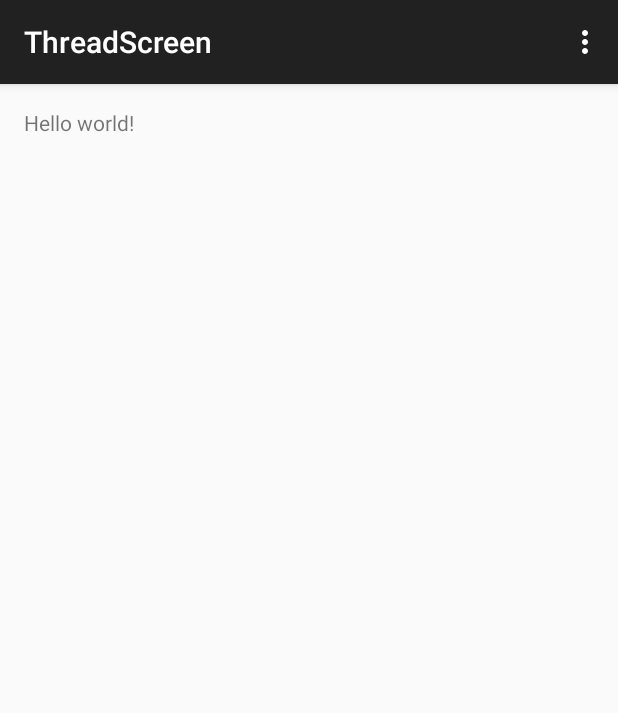
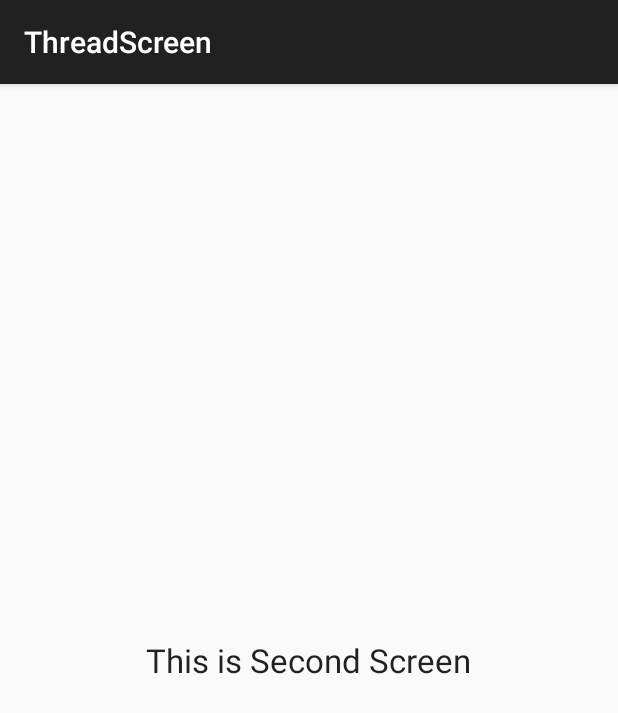
Before and after one commit to hihasan/Android-Cheat-Code, an Android app: the screen it shows after launch (Startup before the commit, DashBoard after it), on a phone screen of 412 x 824 dp. Shown: the top 713 px of the screen. Run offline under Robolectric (Android 15) with nearby library versions, the phone set to English and light mode, and no system bars.

Commit message:
Second Screen
Add Screen. Now after 5 second first layout  navigate to second layout

```diff
--- a/ThreadScreen/app/src/main/AndroidManifest.xml
+++ b/ThreadScreen/app/src/main/AndroidManifest.xml
@@ -16,6 +16,8 @@
                 <category android:name="android.intent.category.LAUNCHER" />
             </intent-filter>
         </activity>
+
+        <activity android:name=".DashBoard"/>
     </application>
 
 </manifest>
--- /dev/null
+++ b/ThreadScreen/app/src/main/java/hihasan/com/threadscreen/DashBoard.java
@@ -0,0 +1,18 @@
+package hihasan.com.threadscreen;
+
+import android.os.Bundle;
+import android.support.v7.app.AppCompatActivity;
+
+/**
+ * Created by Mamun on 8/8/2016.
+ */
+public class DashBoard extends AppCompatActivity
+{
+    @Override
+    protected void onCreate(Bundle savedInstanceState)
+    {
+        super.onCreate(savedInstanceState);
+        //setContectView()
+        setContentView(R.layout.dashboard);
+    }
+}
--- a/ThreadScreen/app/src/main/java/hihasan/com/threadscreen/Startup.java
+++ b/ThreadScreen/app/src/main/java/hihasan/com/threadscreen/Startup.java
@@ -1,37 +1,32 @@
 package hihasan.com.threadscreen;
 
-import android.support.v7.app.AppCompatActivity;
+import android.app.Activity;
+import android.content.Intent;
 import android.os.Bundle;
-import android.view.Menu;
-import android.view.MenuItem;
+import android.os.Handler;
 
-public class Startup extends AppCompatActivity {
+public class Startup extends Activity
+{
 
     @Override
-    protected void onCreate(Bundle savedInstanceState) {
+    protected void onCreate(Bundle savedInstanceState)
+    {
         super.onCreate(savedInstanceState);
+        //setContectView()
         setContentView(R.layout.activity_startup);
+
+        //Thread Handler for 5 sec.
+        new Handler().postDelayed(new Runnable() {
+            @Override
+            public void run() {
+                final Intent mainIntent = new Intent(Startup.this, DashBoard.class);
+                Startup.this.startActivity(mainIntent);
+                Startup.this.finish();
+            }
+        }, 5000);
+
+
     }
 
-    @Override
-    public boolean onCreateOptionsMenu(Menu menu) {
-        // Inflate the menu; this adds items to the action bar if it is present.
-        getMenuInflater().inflate(R.menu.menu_startup, menu);
-        return true;
-    }
 
-    @Override
-    public boolean onOptionsItemSelected(MenuItem item) {
-        // Handle action bar item clicks here. The action bar will
-        // automatically handle clicks on the Home/Up button, so long
-        // as you specify a parent activity in AndroidManifest.xml.
-        int id = item.getItemId();
-
-        //noinspection SimplifiableIfStatement
-        if (id == R.id.action_settings) {
-            return true;
-        }
-
-        return super.onOptionsItemSelected(item);
-    }
 }
--- /dev/null
+++ b/ThreadScreen/app/src/main/res/layout/dashboard.xml
@@ -0,0 +1,13 @@
+<?xml version="1.0" encoding="utf-8"?>
+<RelativeLayout xmlns:android="http://schemas.android.com/apk/res/android"
+    android:layout_width="match_parent" android:layout_height="match_parent">
+
+    <TextView
+        android:layout_width="wrap_content"
+        android:layout_height="wrap_content"
+        android:textAppearance="?android:attr/textAppearanceLarge"
+        android:text="This is Second Screen"
+        android:id="@+id/textView"
+        android:layout_centerVertical="true"
+        android:layout_centerHorizontal="true" />
+</RelativeLayout>
```
Also changed, not shown: ThreadScreen/app/src/main/res/layout/activity_startup.xml (+7 -2 lines), ThreadScreen/app/src/main/res/drawable/logo.png (added), 1 other file.
